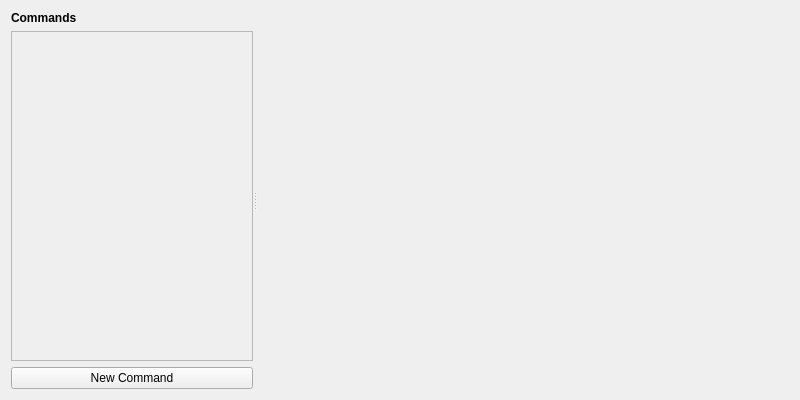
The window that src/commandpanel.ui (qiaorunpu/serialplot-HexEnhanceTestVer) describes before a commit, drawn with Qt 5.
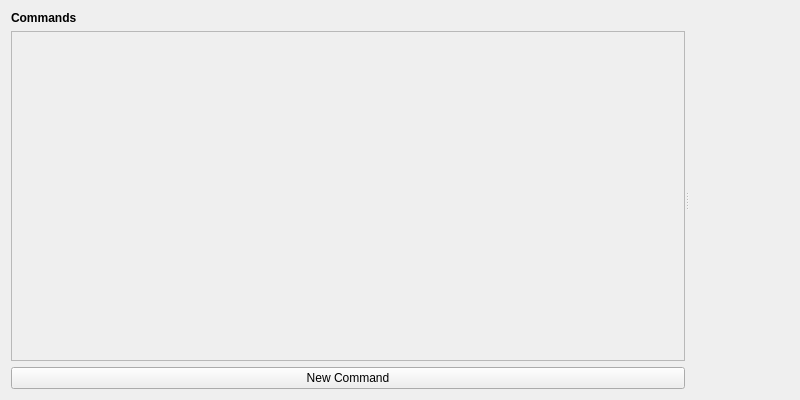
The same window after the commit. Icons and pictures are not drawn.

The edit to the form file:
```diff
--- a/src/commandpanel.ui
+++ b/src/commandpanel.ui
@@ -36,7 +36,6 @@
          </property>
          <property name="font">
           <font>
-           <weight>75</weight>
            <bold>true</bold>
           </font>
          </property>
@@ -44,6 +43,12 @@
        </item>
        <item>
         <widget class="QScrollArea" name="scrollArea">
+         <property name="sizePolicy">
+          <sizepolicy hsizetype="Expanding" vsizetype="Expanding">
+           <horstretch>0</horstretch>
+           <verstretch>0</verstretch>
+          </sizepolicy>
+         </property>
          <property name="frameShape">
           <enum>QFrame::StyledPanel</enum>
          </property>
@@ -94,8 +99,8 @@
      <widget class="QWidget" name="rawDataWidget" native="true">
       <property name="sizePolicy">
        <sizepolicy hsizetype="Preferred" vsizetype="Expanding">
-        <horstretch>2</horstretch>
-        <verstretch>0</verstretch>
+        <horstretch>0</horstretch>
+        <verstretch>10</verstretch>
        </sizepolicy>
       </property>
      </widget>
```
Left out of the diff: 31 changed lines with no effect on the pictures.
